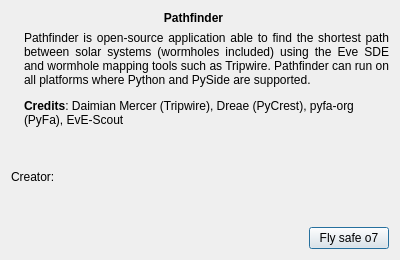
Before: the Qt Designer form resources/ui/gui_about.ui in farshield/shortcircuit, drawn with Qt 5.
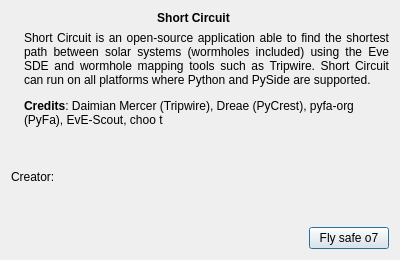
After: the same form once the commit is applied. Icons and pictures are not drawn.

Commit message: Renamed project to Short Circuit

```diff
--- a/resources/ui/gui_about.ui
+++ b/resources/ui/gui_about.ui
@@ -58,7 +58,7 @@
         </font>
        </property>
        <property name="text">
-        <string>Pathfinder</string>
+        <string>Short Circuit</string>
        </property>
        <property name="alignment">
         <set>Qt::AlignCenter</set>
@@ -110,7 +110,7 @@
         <string notr="true"/>
        </property>
        <property name="text">
-        <string>&lt;html&gt;&lt;head/&gt;&lt;body&gt;&lt;p align=&quot;justify&quot;&gt;Pathfinder is open-source application able to find the shortest path between solar systems (wormholes included) using the Eve SDE and wormhole mapping tools such as Tripwire. Pathfinder can run on all platforms where Python and PySide are supported.&lt;/p&gt;&lt;p&gt;&lt;span style=&quot; font-weight:600;&quot;&gt;Credits&lt;/span&gt;: Daimian Mercer (Tripwire), Dreae (PyCrest), pyfa-org (PyFa), EvE-Scout&lt;/p&gt;&lt;/body&gt;&lt;/html&gt;</string>
+        <string>&lt;html&gt;&lt;head/&gt;&lt;body&gt;&lt;p align=&quot;justify&quot;&gt;Short Circuit is an open-source application able to find the shortest path between solar systems (wormholes included) using the Eve SDE and wormhole mapping tools such as Tripwire. Short Circuit can run on all platforms where Python and PySide are supported.&lt;/p&gt;&lt;p&gt;&lt;span style=&quot; font-weight:600;&quot;&gt;Credits&lt;/span&gt;: Daimian Mercer (Tripwire), Dreae (PyCrest), pyfa-org (PyFa), EvE-Scout, choo t&lt;/p&gt;&lt;/body&gt;&lt;/html&gt;</string>
        </property>
        <property name="alignment">
         <set>Qt::AlignLeading|Qt::AlignLeft|Qt::AlignTop</set>
```
Left out of the diff: 4 changed lines with no effect on the pictures. The commit also changes 38 other files.
